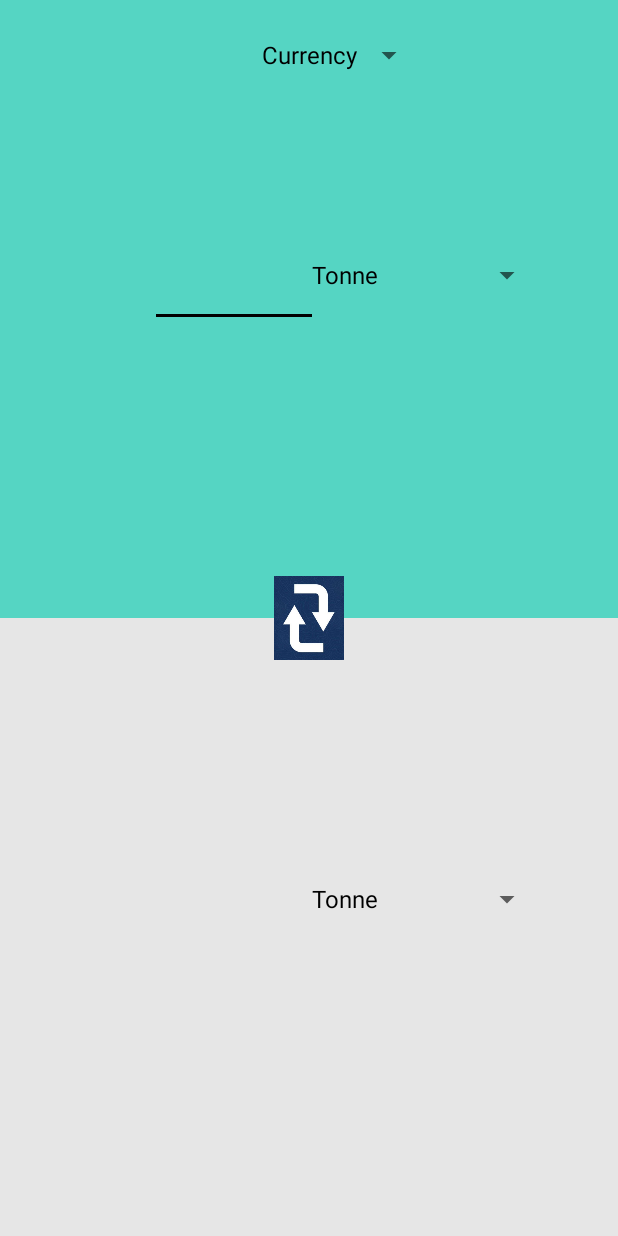
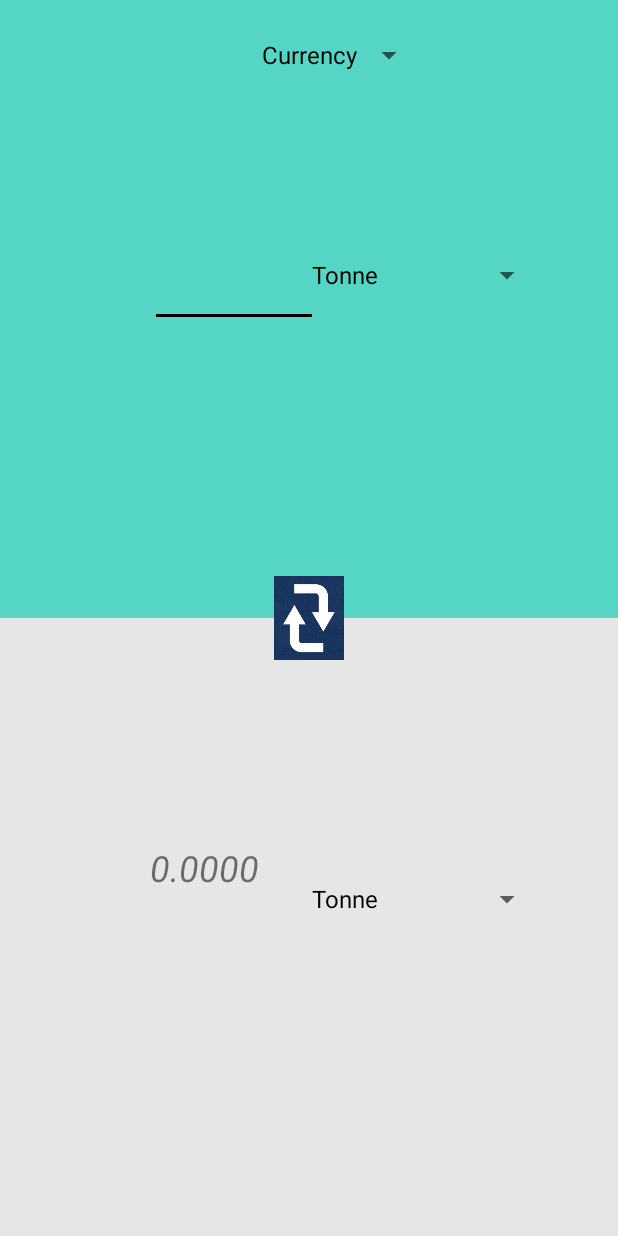
Before and after one commit to PallaviN26/conversionApplication, an Android app: the Weight screen opened directly, with no data from a screen before it, on a phone screen of 412 x 824 dp. Run offline under Robolectric (Android 15) with nearby library versions, the phone set to English and light mode, and no system bars.

Commit message:
weightcomplete

```diff
--- a/app/src/main/java/com/example/conversionapplication/Weight.java
+++ b/app/src/main/java/com/example/conversionapplication/Weight.java
@@ -52,6 +52,8 @@ public class Weight extends Converter {
         db.insertLabel("Pound", (double) 2.2046226218,"weight");
         db.insertLabel("Ounce", (double) 35.27396195,"weight");
         listOptions(initialUnit,finalUnit,"weight");
+        Converter.sourceUnit="Kilogram";
+        Converter.targetUnit="Kilogram";
         mainCategory.setOnItemSelectedListener(new CategorySpinnerActivity());
 
     }
@@ -62,9 +64,9 @@ public class Weight extends Converter {
         Log.i("checkingWeightConvert",String.valueOf(res.size()));
         Log.i("sourceValue",Converter.sourceUnit);
         Log.i("targetValue",Converter.targetUnit);
-//        double sourceValue=db.getValues("weight",Converter.sourceUnit);
-//        double targetValue=db.getValues("weight",Converter.targetUnit);
-//        double resValue=Converter.inputValue*sourceValue/targetValue;
-//        output.setText(String.format("%.2f",resValue));
+        double sourceValue=db.getValues("weight",Converter.sourceUnit);
+        double targetValue=db.getValues("weight",Converter.targetUnit);
+        double resValue=Converter.inputValue/sourceValue*targetValue;
+        output.setText(String.format("%.4f",resValue));
     }
 }
--- a/app/src/main/java/com/example/conversionapplication/db/DatabaseHelper.java
+++ b/app/src/main/java/com/example/conversionapplication/db/DatabaseHelper.java
@@ -69,17 +69,17 @@ public class DatabaseHelper extends SQLiteOpenHelper {
         return list;
     }
 
-//    public double getValues(String tableName,String currUnit){
+    public double getValues(String tableName,String currUnit){
 //        Log.i("status of db","entered getValues");
-//        SQLiteDatabase db=this.getReadableDatabase();
+        SQLiteDatabase db=this.getReadableDatabase();
 //        Log.i("CheckingSourceTarget","SELECT * FROM "+tableName+" WHERE unit = '"+currUnit+"'");
-//        Cursor cursor=db.rawQuery("SELECT * FROM "+tableName+" WHERE unit like '"+currUnit+"'",null);
+        Cursor cursor=db.rawQuery("SELECT * FROM "+tableName+" WHERE unit like '"+currUnit+"'",null);
 //        Log.i("Cursor Length", String.valueOf(cursor.getCount()));
-//        cursor.moveToFirst();
-//        Log.i("ValueOfWeightUnit",cursor.getString(0));
-//        return cursor.getDouble(1);
+        cursor.moveToFirst();
+//        Log.i("ValueOfWeightUnit", String.valueOf(cursor.getDouble(1)));
+        return cursor.getDouble(1);
 //        return 1.0;
-//    }
+    }
 
     public void deleteTable(String tableName){
         SQLiteDatabase db=this.getWritableDatabase();
--- a/app/src/main/res/layout/activity_temperature.xml
+++ b/app/src/main/res/layout/activity_temperature.xml
@@ -100,7 +100,7 @@
 
                     <TextView
                         android:id="@+id/output"
-                        android:layout_width="100dp"
+                        android:layout_width="wrap_content"
                         android:layout_height="75dp"
 
                         android:layout_alignParentStart="true"
```
